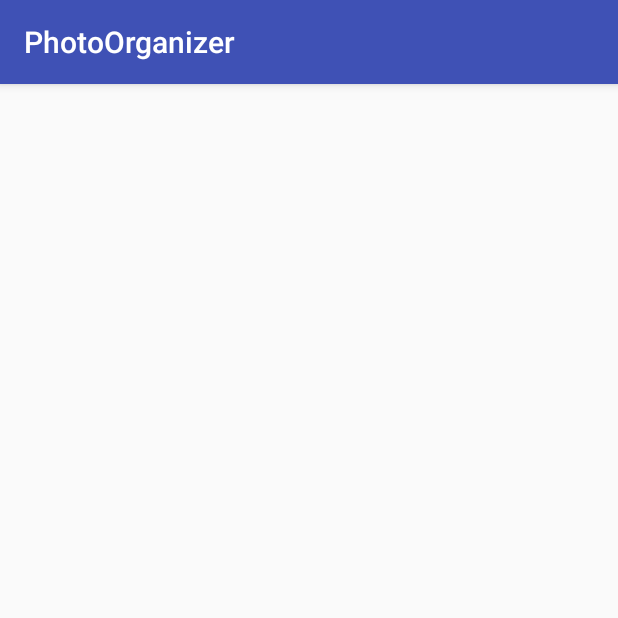
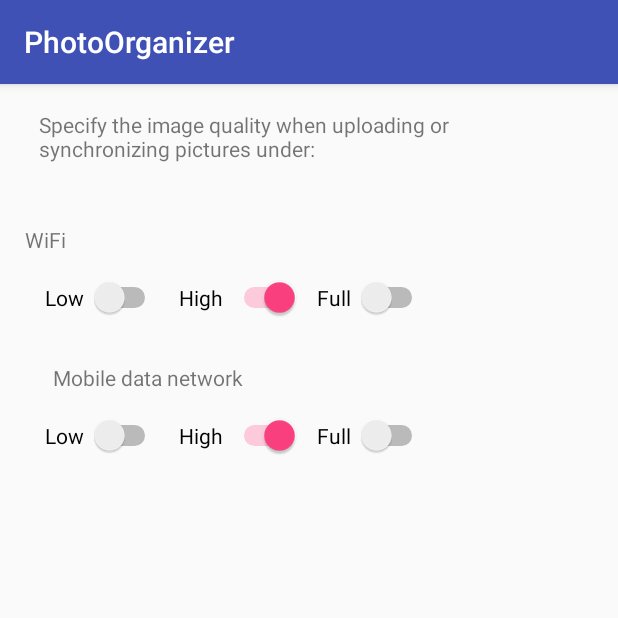
Before and after one commit to RaffaellaTran/PhotoOrganizer, an Android app: the screen it shows after launch once a user with an empty profile is signed in (SettingsActivity), after a tap on "Settings", on a phone screen of 412 x 824 dp, the top half of it. Run offline under Robolectric (Android 15) with nearby library versions, the phone set to English and light mode, and no system bars; our stand-ins replace Firebase (no records; nobody signed in at launch, a user with empty details on screens opened directly).

```diff
--- a/PhotoOrganizer/app/src/main/java/com/example/raffy/photoorganizer/SettingsActivity.java
+++ b/PhotoOrganizer/app/src/main/java/com/example/raffy/photoorganizer/SettingsActivity.java
@@ -1,10 +1,162 @@
 package com.example.raffy.photoorganizer;
 
+import android.os.Bundle;
 import android.support.v7.app.AppCompatActivity;
+import android.widget.Switch;
 
 /**
  * Created by Raffy on 15/11/2017.
  */
 
 public class SettingsActivity extends AppCompatActivity {
+
+    // Switches
+    ImageQualitySwitches wifiSwitches = new ImageQualitySwitches();
+    ImageQualitySwitches mobileSwitches = new ImageQualitySwitches();
+
+    // Image Quality
+    ImageQuality wifiQuality = new ImageQuality();
+    ImageQuality mobileQuality = new ImageQuality();
+
+    // Qualities
+
+    public enum Quality {
+        LOW,
+        HIGH,
+        FULL
+    }
+
+    @Override
+    protected void onCreate(Bundle savedInstanceState) {
+        super.onCreate(savedInstanceState);
+        setContentView(R.layout.activity_settings);
+
+        this.wifiSwitches.low = (Switch) findViewById(R.id.lowWifiSwitch);
+        this.mobileSwitches.low = (Switch) findViewById(R.id.lowMobileSwitch);
+        this.wifiSwitches.high = (Switch) findViewById(R.id.highWifiSwitch);
+        this.mobileSwitches.high = (Switch) findViewById(R.id.highMobileSwitch);
+        this.wifiSwitches.full = (Switch) findViewById(R.id.fullWifiSwitch);
+        this.mobileSwitches.full = (Switch) findViewById(R.id.fullMobileSwitch);
+
+        if (!this.wifiSwitches.atleastOneSwitchIsTrue()) {
+            this.wifiSwitches.high.setChecked(true);
+        }
+
+        if (!this.mobileSwitches.atleastOneSwitchIsTrue()) {
+            this.mobileSwitches.high.setChecked(true);
+        }
+
+        setImageQuality(this.wifiSwitches, this.wifiQuality);
+        setImageQuality(this.mobileSwitches, this.mobileQuality);
+    }
+
+    public void setImageQuality(ImageQualitySwitches iqs, ImageQuality iq) {
+        if (iqs.low.isChecked()) {
+            iq.setWidth(640);
+            iq.setHeight(480);
+            iq.setQuality(Quality.LOW.toString());
+        }
+        else if (iqs.high.isChecked()) {
+            iq.setWidth(1280);
+            iq.setHeight(960);
+            iq.setQuality(Quality.HIGH.toString());
+        }
+        else if (iqs.full.isChecked()) {
+            iq.setQuality(Quality.FULL.toString());
+        }
+
+        else {
+            iq.setWidth(1280);
+            iq.setHeight(960);
+            iq.setQuality(Quality.HIGH.toString());
+        }
+    }
+
+    /*
+    public boolean OneSwitchIsOn() {
+        if (this.wifiSwitches.atleastOneSwitchIsTrue() || this.mobileSwitches.atleastOneSwitchIsTrue()) {
+            return true;
+        }
+        return false;
+    }
+    */
+
+
+
+
+    // ADD function for only one switch can be "ON" @ a time
+    // ADD default value
+    // SAVE the value that was last turned "ON"
 }
+
+class ImageQualitySwitches {
+
+    Switch low;
+    Switch high;
+    Switch full;
+
+    boolean switchIsOn(Switch s) {
+        return s.isChecked();
+    }
+
+    void setSwitchToTrueOthersToFalse(Switch s) {
+        s.setChecked(true);
+
+        if (!s.equals(this.low)) {
+            this.low.setChecked(false);
+        }
+
+        if (!s.equals(this.high)) {
+            this.high.setChecked(false);
+        }
+
+        if (!s.equals(this.full)) {
+            this.full.setChecked(false);
+        }
+    }
+
+    boolean atleastOneSwitchIsTrue() {
+        if (this.low.isChecked() || this.high.isChecked() || this.full.isChecked()) {
+            return true;
+        }
+        return false;
+    }
+}
+
+class ImageQuality {
+    int width;
+    int height;
+    String quality;
+
+    public void setWidth(int width) {
+        this.width = width;
+    }
+
+    public int getWidth() {
+        return width;
+    }
+
+    public void setHeight(int height) {
+        this.height = height;
+    }
+
+    public int getHeight() {
+        return height;
+    }
+
+    public void setQuality(String quality) {
+        this.quality = quality;
+    }
+
+    public String getQuality() {
+        return quality;
+    }
+}
+
+/*
+class Quality {
+    String LOW = "low";
+    String HIGH = "high";
+    String FULL = "full";
+}
+*/
--- a/PhotoOrganizer/app/src/main/res/layout/activity_settings.xml
+++ b/PhotoOrganizer/app/src/main/res/layout/activity_settings.xml
@@ -1,80 +1,98 @@
 <?xml version="1.0" encoding="utf-8"?>
-<android.support.constraint.ConstraintLayout
-    xmlns:android="http://schemas.android.com/apk/res/android"
+<android.support.constraint.ConstraintLayout xmlns:android="http://schemas.android.com/apk/res/android"
+    xmlns:app="http://schemas.android.com/apk/res-auto"
     xmlns:tools="http://schemas.android.com/tools"
     android:layout_width="match_parent"
     android:layout_height="match_parent">
 
     <TextView
-        android:id="@+id/textView"
+        android:id="@+id/wifiText"
         android:layout_width="wrap_content"
         android:layout_height="wrap_content"
+        android:layout_marginBottom="15dp"
         android:text="WiFi"
-        tools:layout_editor_absoluteX="35dp"
-        tools:layout_editor_absoluteY="95dp" />
+        app:layout_constraintBottom_toTopOf="@+id/lowWifiSwitch"
+        app:layout_constraintEnd_toStartOf="@+id/lowWifiSwitch"
+        app:layout_constraintStart_toStartOf="@+id/lowWifiSwitch" />
 
     <TextView
-        android:id="@+id/textView2"
+        android:id="@+id/mobileDataText"
         android:layout_width="wrap_content"
         android:layout_height="wrap_content"
+        android:layout_marginStart="35dp"
+        android:layout_marginTop="186dp"
         android:text="Mobile data network"
-        tools:layout_editor_absoluteX="35dp"
-        tools:layout_editor_absoluteY="186dp" />
+        app:layout_constraintStart_toStartOf="parent"
+        app:layout_constraintTop_toTopOf="parent" />
 
     <TextView
-        android:id="@+id/textView3"
-        android:layout_width="327dp"
-        android:layout_height="62dp"
+        android:id="@+id/settingsText"
+        android:layout_width="0dp"
+        android:layout_height="0dp"
+        android:layout_marginBottom="16dp"
+        android:layout_marginEnd="26dp"
+        android:layout_marginStart="26dp"
+        android:layout_marginTop="17dp"
         android:text="Specify the image quality when uploading or synchronizing pictures under:"
-        tools:layout_editor_absoluteX="31dp"
-        tools:layout_editor_absoluteY="17dp" />
+        app:layout_constraintBottom_toTopOf="@+id/wifiText"
+        app:layout_constraintEnd_toEndOf="parent"
+        app:layout_constraintStart_toStartOf="parent"
+        app:layout_constraintTop_toTopOf="parent" />
 
     <Switch
-        android:id="@+id/switch5"
+        android:id="@+id/lowMobileSwitch"
         android:layout_width="wrap_content"
         android:layout_height="wrap_content"
+        android:layout_marginEnd="12dp"
         android:text="Low "
-        tools:layout_editor_absoluteX="48dp"
-        tools:layout_editor_absoluteY="220dp" />
+        app:layout_constraintBaseline_toBaselineOf="@+id/highMobileSwitch"
+        app:layout_constraintEnd_toStartOf="@+id/highMobileSwitch" />
 
     <Switch
-        android:id="@+id/switch8"
+        android:id="@+id/lowWifiSwitch"
         android:layout_width="wrap_content"
         android:layout_height="wrap_content"
+        android:layout_marginEnd="12dp"
         android:text="Low "
-        tools:layout_editor_absoluteX="48dp"
-        tools:layout_editor_absoluteY="129dp" />
+        app:layout_constraintBaseline_toBaselineOf="@+id/highWifiSwitch"
+        app:layout_constraintEnd_toStartOf="@+id/highWifiSwitch" />
 
     <Switch
-        android:id="@+id/switch9"
+        android:id="@+id/fullWifiSwitch"
         android:layout_width="wrap_content"
         android:layout_height="wrap_content"
         android:text="Full "
-        tools:layout_editor_absoluteX="212dp"
-        tools:layout_editor_absoluteY="129dp" />
+        app:layout_constraintBaseline_toBaselineOf="@+id/highWifiSwitch"
+        app:layout_constraintEnd_toEndOf="@+id/fullMobileSwitch"
+        app:layout_constraintStart_toStartOf="@+id/fullMobileSwitch" />
 
     <Switch
-        android:id="@+id/switch10"
+        android:id="@+id/highWifiSwitch"
         android:layout_width="wrap_content"
         android:layout_height="wrap_content"
+        android:layout_marginBottom="30dp"
+        android:layout_marginEnd="11dp"
         android:text="High "
-        tools:layout_editor_absoluteX="130dp"
-        tools:layout_editor_absoluteY="129dp" />
+        app:layout_constraintBottom_toTopOf="@+id/mobileDataText"
+        app:layout_constraintEnd_toStartOf="@+id/fullWifiSwitch" />
 
     <Switch
-        android:id="@+id/switch6"
+        android:id="@+id/fullMobileSwitch"
         android:layout_width="wrap_content"
         android:layout_height="wrap_content"
+        android:layout_marginStart="49dp"
         android:text="Full "
-        tools:layout_editor_absoluteX="212dp"
-        tools:layout_editor_absoluteY="220dp" />
+        app:layout_constraintBaseline_toBaselineOf="@+id/highMobileSwitch"
+        app:layout_constraintStart_toEndOf="@+id/mobileDataText" />
 
     <Switch
-        android:id="@+id/switch7"
+        android:id="@+id/highMobileSwitch"
         android:layout_width="wrap_content"
         android:layout_height="wrap_content"
+        android:layout_marginEnd="11dp"
+        android:layout_marginTop="15dp"
         android:text="High "
-        tools:layout_editor_absoluteX="130dp"
-        tools:layout_editor_absoluteY="220dp" />
+        app:layout_constraintEnd_toStartOf="@+id/fullMobileSwitch"
+        app:layout_constraintTop_toBottomOf="@+id/mobileDataText" />
 
 </android.support.constraint.ConstraintLayout>
--- a/PhotoOrganizer/build.gradle
+++ b/PhotoOrganizer/build.gradle
@@ -3,10 +3,11 @@
 buildscript {
 
     repositories {
+        google()
         jcenter()
     }
     dependencies {
-        classpath 'com.android.tools.build:gradle:3.0.0'
+        classpath 'com.android.tools.build:gradle:3.0.1'
         classpath 'com.google.gms:google-services:3.1.1'
         // NOTE: Do not place your application dependencies here; they belong
         // in the individual module build.gradle files
```
